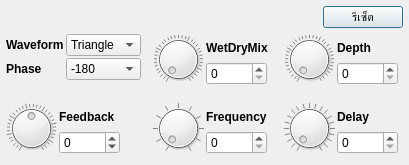
First picture: the form in FXDialog/ChorusFXDialog.ui, repository pie62/HandyKaraoke, before the edit.
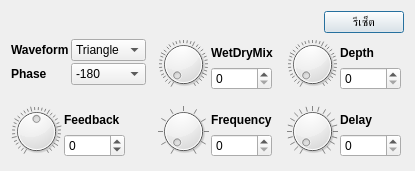
Second picture: the form after the edit.

Diff of the .ui file:
```diff
--- a/FXDialog/ChorusFXDialog.ui
+++ b/FXDialog/ChorusFXDialog.ui
@@ -6,8 +6,8 @@
    <rect>
     <x>0</x>
     <y>0</y>
-    <width>409</width>
-    <height>165</height>
+    <width>415</width>
+    <height>171</height>
    </rect>
   </property>
   <property name="windowTitle">
@@ -17,18 +17,6 @@
    <locale language="English" country="UnitedStates"/>
   </property>
   <layout class="QVBoxLayout" name="verticalLayout_9">
-   <property name="leftMargin">
-    <number>6</number>
-   </property>
-   <property name="topMargin">
-    <number>6</number>
-   </property>
-   <property name="rightMargin">
-    <number>6</number>
-   </property>
-   <property name="bottomMargin">
-    <number>6</number>
-   </property>
    <item>
     <layout class="QHBoxLayout" name="horizontalLayout_3">
      <item>
```
